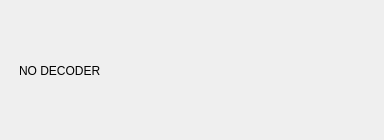
This is swreceiver/plugins/decoders/no-decoder/widget.ui in JvanKatwijk/sdr-j-sw as Qt 5 draws it before an edit. The edited form follows.
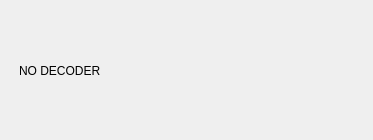
This is the edited form.

```diff
--- a/swreceiver/plugins/decoders/no-decoder/widget.ui
+++ b/swreceiver/plugins/decoders/no-decoder/widget.ui
@@ -6,7 +6,7 @@
    <rect>
     <x>0</x>
     <y>0</y>
-    <width>384</width>
+    <width>373</width>
     <height>140</height>
    </rect>
   </property>
```
